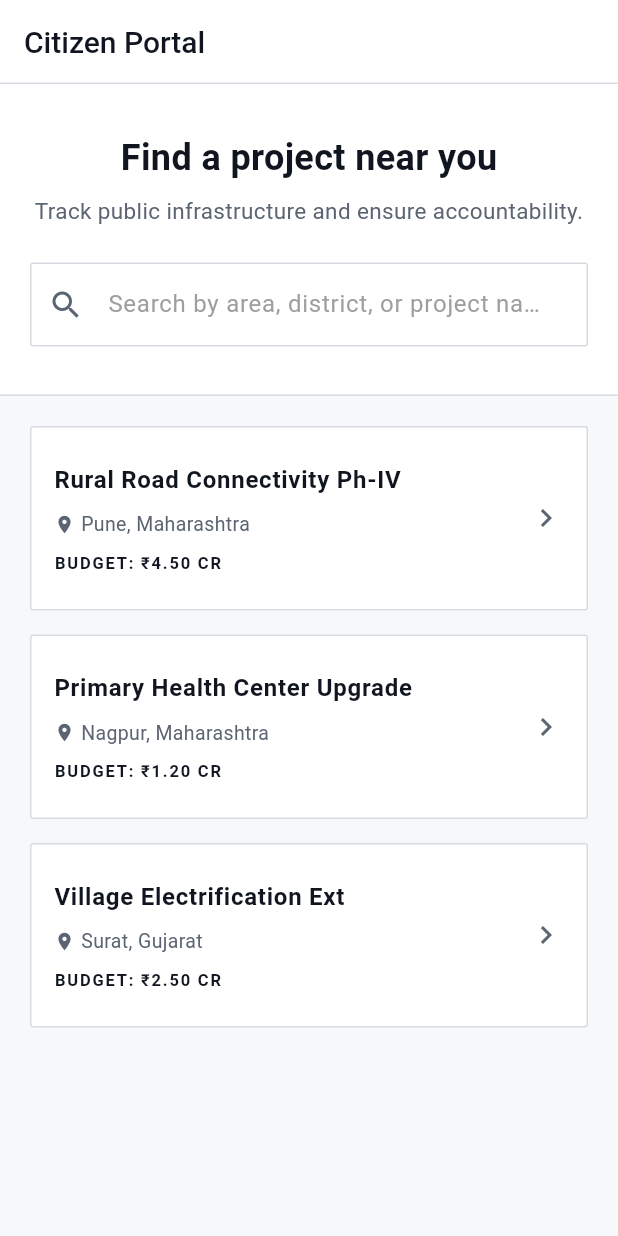
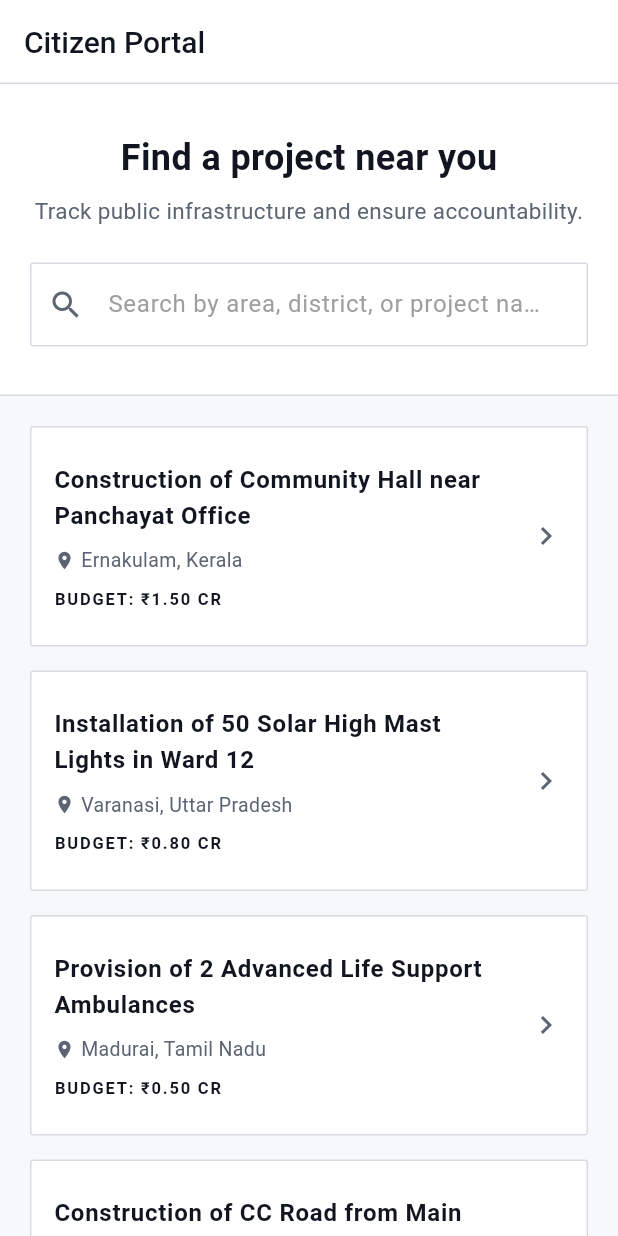
Before and after one commit to Naresh-Selvan/fund-integrity-app, a Flutter app: the HomeScreen screen opened directly, on a phone screen of 412 x 824 dp. Run offline on Flutter 3.47's test engine with Material 3 defaults, Android fonts, the phone set to English and light mode, and no system bars.

Commit message:
Authentic-MPLADS-Data

```diff
--- a/lib/data/mock_data.dart
+++ b/lib/data/mock_data.dart
@@ -2,42 +2,81 @@ import '../models/project.dart';
 
 final List<Project> mockProjects = [
   Project(
-    id: "PRJ-2023-001",
-    name: "Rural Road Connectivity Ph-IV",
-    scheme: "PMGSY",
-    state: "Maharashtra",
-    district: "Pune",
-    contractor: "Apex Buildcon Pvt Ltd",
-    status: "Delayed",
-    budget: 45000000,
-    spent: 38000000,
-    startDate: "2023-01-15",
-    endDate: "2023-12-30",
+    id: 'PRJ-2023-001',
+    name: 'Construction of Community Hall near Panchayat Office',
+    scheme: 'MPLADS',
+    budget: 15000000,
+    spent: 12000000,
+    startDate: '2023-01-15',
+    endDate: '2024-06-30',
+    status: 'Active',
+    district: 'Ernakulam',
+    state: 'Kerala',
+    contractor: 'KV Constructions',
   ),
   Project(
-    id: "PRJ-2023-042",
-    name: "Primary Health Center Upgrade",
-    scheme: "NHM",
-    state: "Maharashtra",
-    district: "Nagpur",
-    contractor: "Shree Builders",
-    status: "In Progress",
-    budget: 12000000,
-    spent: 4000000,
-    startDate: "2023-06-01",
-    endDate: "2024-03-31",
+    id: 'PRJ-2023-002',
+    name: 'Installation of 50 Solar High Mast Lights in Ward 12',
+    scheme: 'MPLADS',
+    budget: 8000000,
+    spent: 8000000,
+    startDate: '2023-03-01',
+    endDate: '2023-12-31',
+    status: 'Delayed',
+    district: 'Varanasi',
+    state: 'Uttar Pradesh',
+    contractor: 'Surya Electricals',
   ),
   Project(
-    id: "PRJ-2023-088",
-    name: "Village Electrification Ext",
-    scheme: "DDUGJY",
-    state: "Gujarat",
-    district: "Surat",
-    contractor: "ElectroTech Infra",
-    status: "Completed",
-    budget: 25000000,
-    spent: 24500000,
-    startDate: "2023-02-10",
-    endDate: "2023-09-15",
+    id: 'PRJ-2023-003',
+    name: 'Provision of 2 Advanced Life Support Ambulances',
+    scheme: 'MPLADS',
+    budget: 5000000,
+    spent: 4500000,
+    startDate: '2022-11-10',
+    endDate: '2023-05-20',
+    status: 'Completed',
+    district: 'Madurai',
+    state: 'Tamil Nadu',
+    contractor: 'Ashok Leyland Medical',
+  ),
+  Project(
+    id: 'PRJ-2023-004',
+    name: 'Construction of CC Road from Main Highway to Govt School',
+    scheme: 'MPLADS',
+    budget: 2000000,
+    spent: 800000,
+    startDate: '2024-02-01',
+    endDate: '2024-11-30',
+    status: 'Active',
+    district: 'Patiala',
+    state: 'Punjab',
+    contractor: 'Singh Builders',
+  ),
+  Project(
+    id: 'PRJ-2023-005',
+    name: 'Upgradation of Drinking Water RO Plant in Slum Area',
+    scheme: 'MPLADS',
+    budget: 12000000,
+    spent: 11400000,
+    startDate: '2024-01-10',
+    endDate: '2024-08-15',
+    status: 'Flagged',
+    district: 'Mumbai Suburban',
+    state: 'Maharashtra',
+    contractor: 'Surya Electricals',
+  ),
+  Project(
+    id: 'PRJ-2023-006',
+    name: 'Construction of 4 Additional Classrooms for ZP High School',
+    scheme: 'MPLADS',
+    budget: 3500000,
+    spent: 700000,
+    startDate: '2024-04-01',
+    endDate: '2025-03-31',
+    status: 'Active',
+    district: 'Guntur',
+    state: 'Andhra Pradesh',
+    contractor: 'Reddy & Sons Infra',
   ),
 ];
```
